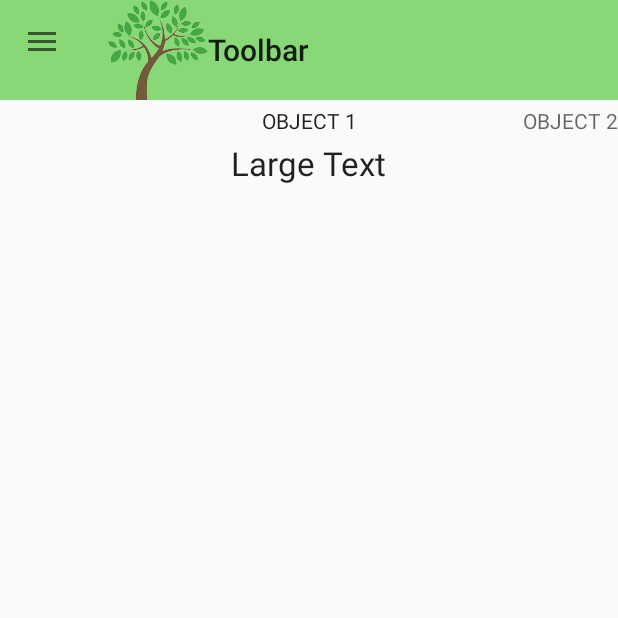
After one commit to emiilax/spoti5, an Android app: the fragment SwipeFragments placed in its activity, on a phone screen of 412 x 824 dp, the top half of it. The commit adds this screen. Run offline under Robolectric (Android 15) with nearby library versions, the phone set to English and light mode, and no system bars.

Commit message:
fucking swipe

```diff
--- a/EcoBussing/app/src/main/java/com/example/spoti5/ecobussing/Activites/MainActivity.java
+++ b/EcoBussing/app/src/main/java/com/example/spoti5/ecobussing/Activites/MainActivity.java
@@ -22,6 +22,8 @@ import com.example.spoti5.ecobussing.BusinessFragment;
 import com.example.spoti5.ecobussing.ProfileFragment;
 import com.example.spoti5.ecobussing.R;
 import com.example.spoti5.ecobussing.SavedData.SaveHandler;
+import com.example.spoti5.ecobussing.SwipeScreens.SwipeFragments;
+import com.example.spoti5.ecobussing.SwipeScreens.TestFragment;
 
 /**
  * Created by emilaxelsson on 16/09/15.
@@ -82,6 +84,10 @@ public class MainActivity extends ActivityController implements AdapterView.OnIt
         FragmentManager fragmentManager = getSupportFragmentManager();
         fragmentTransaction = fragmentManager.beginTransaction();
         loadSelection(0);
+    }
+
+    protected void setUpDrawer(){
+
     }
 
     private Drawable rezizedDrawable(){
@@ -155,14 +161,18 @@ public class MainActivity extends ActivityController implements AdapterView.OnIt
                 view.setBackgroundResource(R.color.clicked);
                 ToplistFragment toplistFragment = new ToplistFragment();
 
-
+                System.out.println("top");
                 fragmentTransaction.replace(R.id.container, toplistFragment);
                 break;
 
             case 3:
-                getSupportActionBar().setTitle("Fragment 3");
+                getSupportActionBar().setTitle("Fragment 4");
                 view.setBackgroundResource(R.color.clicked);
 
+                SwipeFragments test = new SwipeFragments();
+
+                System.out.println("frag 4");
+                fragmentTransaction.replace(R.id.container, test);
                 /*
                 WifiDetect wifiDetect = new WifiDetect();
 
--- a/EcoBussing/app/src/main/java/com/example/spoti5/ecobussing/Activites/StartActivites.java
+++ b/EcoBussing/app/src/main/java/com/example/spoti5/ecobussing/Activites/StartActivites.java
@@ -22,6 +22,6 @@ public class StartActivites extends ActivityController {
     }
 
     private boolean playerIsLogged(){
-        return false;
+        return true;
     }
 }
--- /dev/null
+++ b/EcoBussing/app/src/main/java/com/example/spoti5/ecobussing/SwipeScreens/PagerAdapter.java
@@ -0,0 +1,36 @@
+package com.example.spoti5.ecobussing.SwipeScreens;
+
+import android.support.v4.app.Fragment;
+import android.support.v4.app.FragmentManager;
+import android.support.v4.app.FragmentPagerAdapter;
+import android.support.v4.app.FragmentStatePagerAdapter;
+
+/**
+ * Created by emilaxelsson on 03/10/15.
+ */
+public class PagerAdapter extends FragmentStatePagerAdapter {
+
+    public PagerAdapter(FragmentManager fragment) {
+        super(fragment);
+    }
+
+
+
+    @Override
+    public Fragment getItem(int i) {
+        System.out.println("get item called");
+        Fragment fragment = new TestFragment();
+        return fragment;
+    }
+
+    @Override
+    public int getCount() {
+        return 2;
+    }
+
+    @Override
+    public CharSequence getPageTitle(int position) {
+        return "OBJECT " + (position + 1); //dummy title
+    }
+
+}
--- /dev/null
+++ b/EcoBussing/app/src/main/java/com/example/spoti5/ecobussing/SwipeScreens/SwipeFragments.java
@@ -0,0 +1,43 @@
+package com.example.spoti5.ecobussing.SwipeScreens;
+
+import android.os.Bundle;
+import android.support.v4.app.Fragment;
+import android.support.v4.app.FragmentPagerAdapter;
+import android.support.v4.app.FragmentStatePagerAdapter;
+import android.support.v4.view.ViewPager;
+import android.view.LayoutInflater;
+import android.view.View;
+import android.view.ViewGroup;
+
+import com.example.spoti5.ecobussing.R;
+
+/**
+ * Created by emilaxelsson on 03/10/15.
+ */
+public class SwipeFragments extends Fragment {
+
+    private FragmentStatePagerAdapter mPagerAdapter;
+    private ViewPager mViewPager;
+
+    //@Override
+    public View onCreateView(LayoutInflater inflater, ViewGroup container, Bundle savedInstanceState)
+    {
+        View view = inflater.inflate(R.layout.fragment_swipe, container, false);
+        System.out.println("Create");
+        //this will be our swipe/tab view populated with each checkout
+        //piece fragment
+        mPagerAdapter =
+                new PagerAdapter(
+                        getActivity().getSupportFragmentManager());
+        mViewPager = (ViewPager)view.findViewById(R.id.pager);
+        mViewPager.setAdapter(mPagerAdapter);
+
+        //mPagerAdapter.getItem(0);
+        //System.out.println(mViewPager.);
+
+        //mViewPager.setCurrentItem();
+
+        return view;
+    }
+
+}
--- /dev/null
+++ b/EcoBussing/app/src/main/java/com/example/spoti5/ecobussing/SwipeScreens/TestFragment.java
@@ -0,0 +1,22 @@
+package com.example.spoti5.ecobussing.SwipeScreens;
+
+import android.os.Bundle;
+import android.support.v4.app.Fragment;
+import android.view.LayoutInflater;
+import android.view.View;
+import android.view.ViewGroup;
+
+import com.example.spoti5.ecobussing.R;
+
+/**
+ * Created by emilaxelsson on 03/10/15.
+ */
+public class TestFragment extends Fragment {
+
+    @Override
+    public View onCreateView(LayoutInflater inflater, ViewGroup container, Bundle savedInstanceState) {
+        System.out.println("Fragment created");
+        View view = inflater.inflate(R.layout.fragment_dummy, container, false);
+        return view;
+    }
+}
--- /dev/null
+++ b/EcoBussing/app/src/main/res/layout/fragment_dummy.xml
@@ -0,0 +1,13 @@
+<?xml version="1.0" encoding="utf-8"?>
+<LinearLayout xmlns:android="http://schemas.android.com/apk/res/android"
+    android:orientation="vertical" android:layout_width="match_parent"
+    android:layout_height="match_parent">
+
+    <TextView
+        android:layout_width="wrap_content"
+        android:layout_height="wrap_content"
+        android:textAppearance="?android:attr/textAppearanceLarge"
+        android:text="Large Text"
+        android:id="@+id/textView5"
+        android:layout_gravity="center_horizontal" />
+</LinearLayout>
--- /dev/null
+++ b/EcoBussing/app/src/main/res/layout/fragment_swipe.xml
@@ -0,0 +1,15 @@
+<?xml version="1.0" encoding="utf-8"?>
+<android.support.v4.view.ViewPager
+    android:id="@+id/pager"
+    android:layout_width="match_parent"
+    android:layout_height="match_parent"
+    xmlns:android="http://schemas.android.com/apk/res/android">
+
+    <android.support.v4.view.PagerTitleStrip
+        android:id="@+id/pagerTitleStrip"
+        android:layout_height="wrap_content"
+        android:layout_width="match_parent"
+        android:layout_gravity="top"
+        android:paddingTop="4dp"
+        android:paddingBottom="4dp"/>
+</android.support.v4.view.ViewPager>
```
Also changed, not shown: 2 other files.
